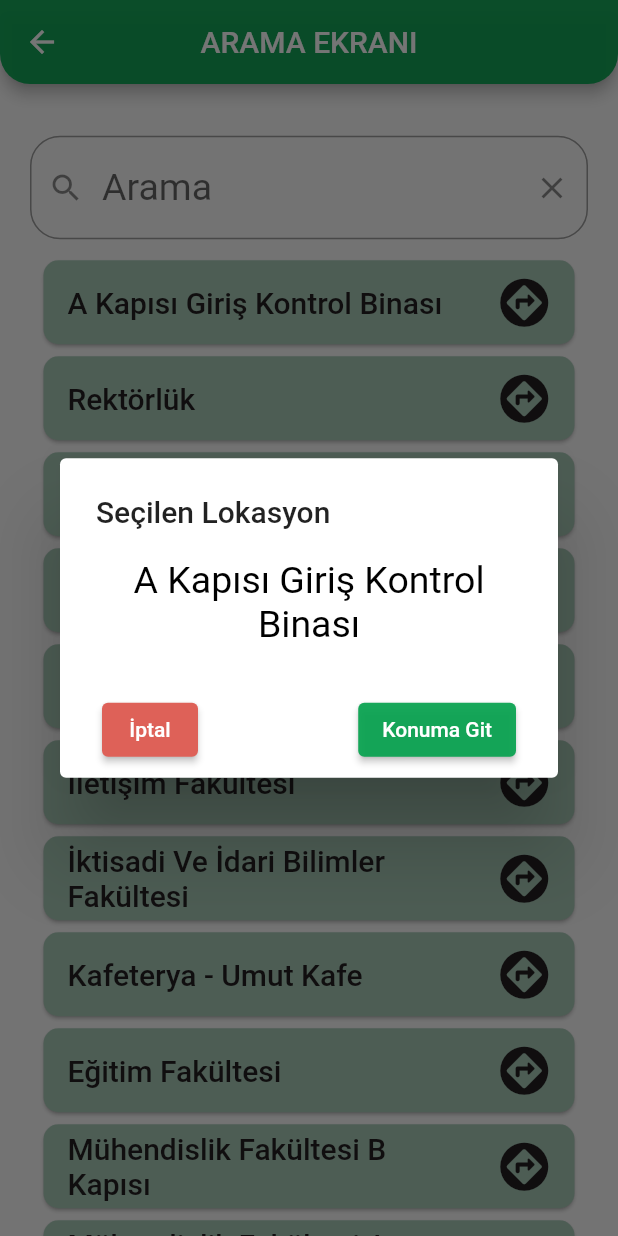
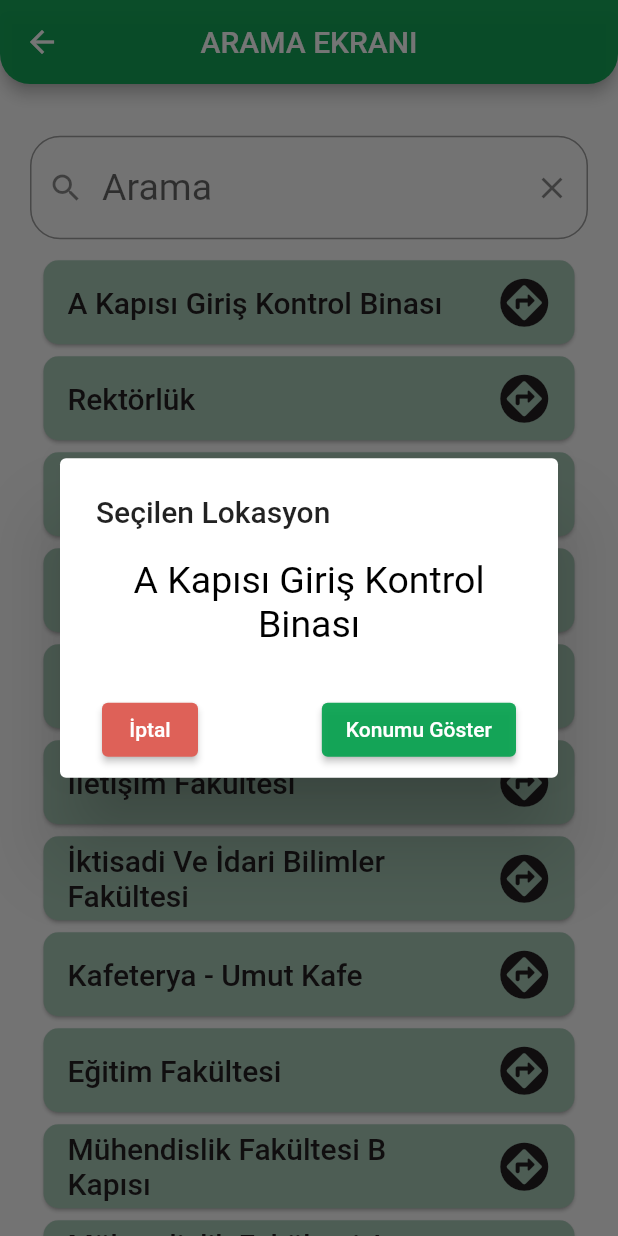
Before and after one commit to AlperenImam0glu/Kou-Navigation-project, a Flutter app: the SearchPageView screen opened directly, after a tap on "A Kapısı Giriş Kontrol Binası", on a phone screen of 412 x 824 dp. Run offline on Flutter 3.47's test engine with Material 2 defaults, Android fonts, the phone set to English and light mode, and no system bars; our stand-ins replace google_maps_flutter, location; missing offline and left inert: flutter_polyline_points.

Commit message:
sayfalardaki sabitler duzenlendi

```diff
--- a/lib/views/search_page_view.dart
+++ b/lib/views/search_page_view.dart
@@ -19,11 +19,15 @@ class _SearchPageViewState extends State<SearchPageView> {
 
   final String appBarTitleText = "ARAMA EKRANI";
   final String aletDialogTextTitle = "Seçilen Lokasyon";
-  final String alertDialogAccept = "Konuma Git";
+  final String alertDialogAccept = "Konumu Göster";
   final String alertDialogCancel = "İptal";
   final String textFieldTitle = "Arama";
   final String searchFaild = "Bulunamadı";
+  final String emptyText = "";
   final double projectPadding = 20;
+  final double faildSearchsize = 20;
+  final double projectBorderRadius = 20;
+  final double listViewIconSize = 35;
 
   getJsonList() async {
     locationList = await ReadJsonFile().readJson();
@@ -80,11 +84,11 @@ class _SearchPageViewState extends State<SearchPageView> {
                           child: searchList!.length < 1
                               ? Text(searchFaild,
                                   style: TextStyle(
-                                    fontSize: 20,
+                                    fontSize: faildSearchsize,
                                   ))
                               : Padding(
-                                  padding: const EdgeInsets.symmetric(
-                                      horizontal: 25),
+                                  padding: EdgeInsets.symmetric(
+                                      horizontal: projectPadding + 5),
                                   child: _customListView()),
                         ),
                 ],
@@ -103,7 +107,7 @@ class _SearchPageViewState extends State<SearchPageView> {
         prefixIcon: Icon(Icons.search_outlined),
         suffixIcon: IconButton(
           onPressed: () {
-            textFieldController.text = "";
+            textFieldController.text = emptyText;
             setState(() {
               searchList = locationList;
             });
@@ -112,7 +116,7 @@ class _SearchPageViewState extends State<SearchPageView> {
         ),
         hintText: textFieldTitle,
         border: OutlineInputBorder(
-            borderRadius: BorderRadius.circular(20),
+            borderRadius: BorderRadius.circular(projectBorderRadius),
             borderSide: BorderSide(color: Colors.black)),
       ),
       onChanged: searchLocation,
@@ -125,13 +129,13 @@ class _SearchPageViewState extends State<SearchPageView> {
       itemBuilder: (context, index) {
         final item = searchList![index];
         return Card(
-          shape:
-              RoundedRectangleBorder(borderRadius: BorderRadius.circular(10)),
+          shape: RoundedRectangleBorder(
+              borderRadius: BorderRadius.circular(projectBorderRadius / 2)),
           color: Color.fromARGB(255, 168, 202, 184),
           child: ListTile(
-            trailing: const Icon(
+            trailing: Icon(
               Icons.assistant_direction_rounded,
-              size: 35,
+              size: listViewIconSize,
               color: Color(0xFF231f20),
             ),
             title: Text(
--- a/lib/views/welcome_page.dart
+++ b/lib/views/welcome_page.dart
@@ -15,16 +15,16 @@ class _WelcomePageViewState extends State<WelcomePageView> {
   static List<LocationModels> girisSayfasiModelleri =
       WelcomePageModels().models();
 
+  final textFieldController = TextEditingController();
+
   final String appBarTitleText = "KOCAELİ ÜNİVERSİTESİ LOKASYONLAR";
   final String searchButtonText = "ARAMA YAPMAK İÇİN DOKUNUN";
   final String aletDialogTextTitle = "Seçilen Lokasyon";
-  final String alertDialogAccept = "Konuma Git";
+  final String alertDialogAccept = "Konumu Göster";
   final String alertDialogCancel = "İptal";
   final String kouLogoPath = "assets/icons/kou_logo.png";
   final double projectPadding = 20;
   final double sizedBoxHeight = 20;
-
-  final textFieldController = TextEditingController();
 
   @override
   void initState() {
```
Also changed, not shown: lib/views/map_view.dart (+29 -30 lines).
